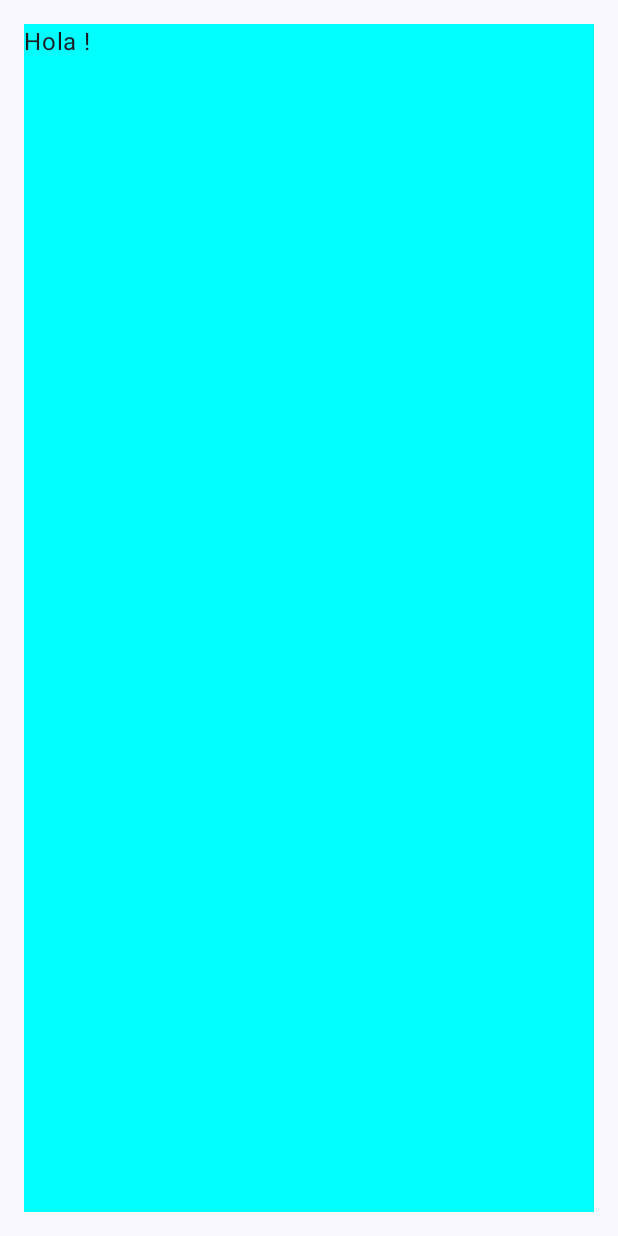
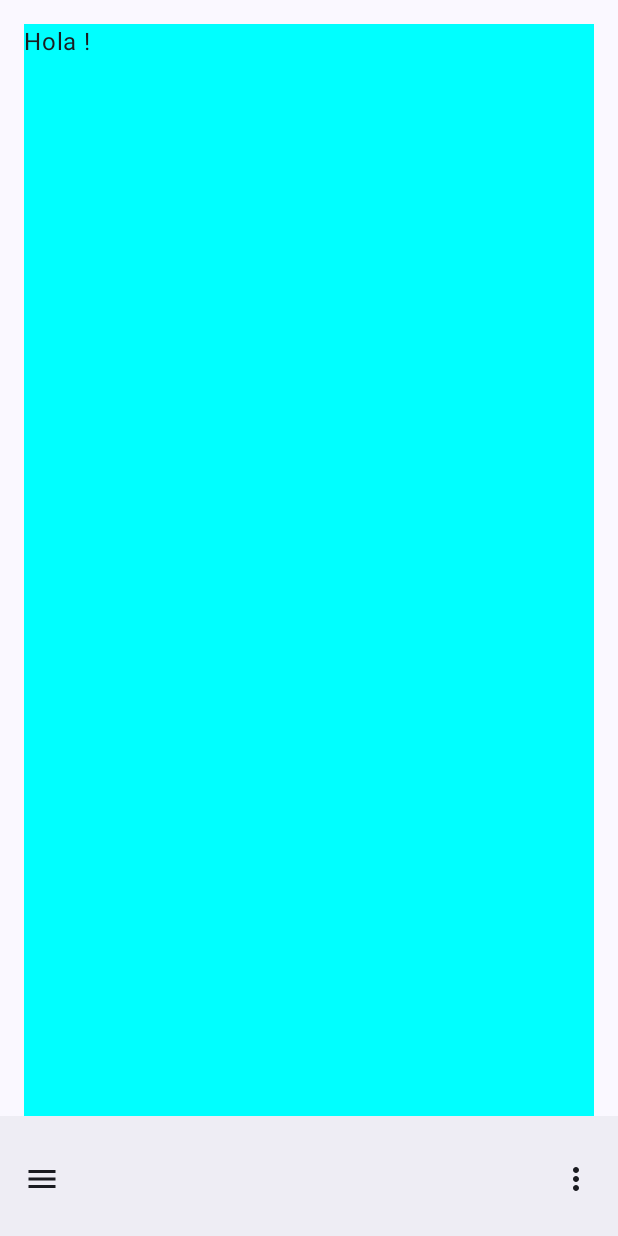
Before and after one commit to ArthurDioses/MDC_JC, an Android app built with Jetpack Compose: the screen it shows after launch (MainActivity), on a phone screen of 412 x 824 dp. Run offline under Robolectric (Android 15) with nearby library versions, the phone set to English and light mode, and no system bars.

Commit message:
- BottomAppBar

```diff
--- a/app/src/main/java/com/dioses/mdcjc/MainActivity.kt
+++ b/app/src/main/java/com/dioses/mdcjc/MainActivity.kt
@@ -3,12 +3,21 @@ package com.dioses.mdcjc
 import android.os.Bundle
 import androidx.activity.ComponentActivity
 import androidx.activity.compose.setContent
+import androidx.compose.foundation.layout.Spacer
 import androidx.compose.foundation.layout.fillMaxSize
 import androidx.compose.foundation.layout.padding
+import androidx.compose.material.icons.Icons
+import androidx.compose.material.icons.filled.Menu
+import androidx.compose.material.icons.filled.MoreVert
+import androidx.compose.material3.BottomAppBar
 import androidx.compose.material3.ExperimentalMaterial3Api
+import androidx.compose.material3.Icon
+import androidx.compose.material3.IconButton
+import androidx.compose.material3.LocalContentColor
 import androidx.compose.material3.MaterialTheme
 import androidx.compose.material3.Scaffold
 import androidx.compose.runtime.Composable
+import androidx.compose.runtime.CompositionLocalProvider
 import androidx.compose.ui.Modifier
 import androidx.compose.ui.tooling.preview.Preview
 import com.dioses.mdcjc.ui.theme.MDCJCTheme
@@ -30,7 +39,20 @@ class MainActivity : ComponentActivity() {
 fun ContentMain() {
     Scaffold(
         modifier = Modifier.fillMaxSize(),
-        containerColor = MaterialTheme.colorScheme.background
+        containerColor = MaterialTheme.colorScheme.background,
+        bottomBar = {
+            BottomAppBar {
+                CompositionLocalProvider(LocalContentColor provides MaterialTheme.colorScheme.onSurface) {
+                    IconButton(onClick = { /*TODO*/ }) {
+                        Icon(Icons.Filled.Menu, contentDescription = "Menu")
+                    }
+                }
+                Spacer(modifier = Modifier.weight(1f, true))
+                IconButton(onClick = { /*TODO*/ }) {
+                    Icon(Icons.Filled.MoreVert, contentDescription = "Options")
+                }
+            }
+        }
     ) { padding ->
         Content(Modifier.padding(padding))
     }
```
